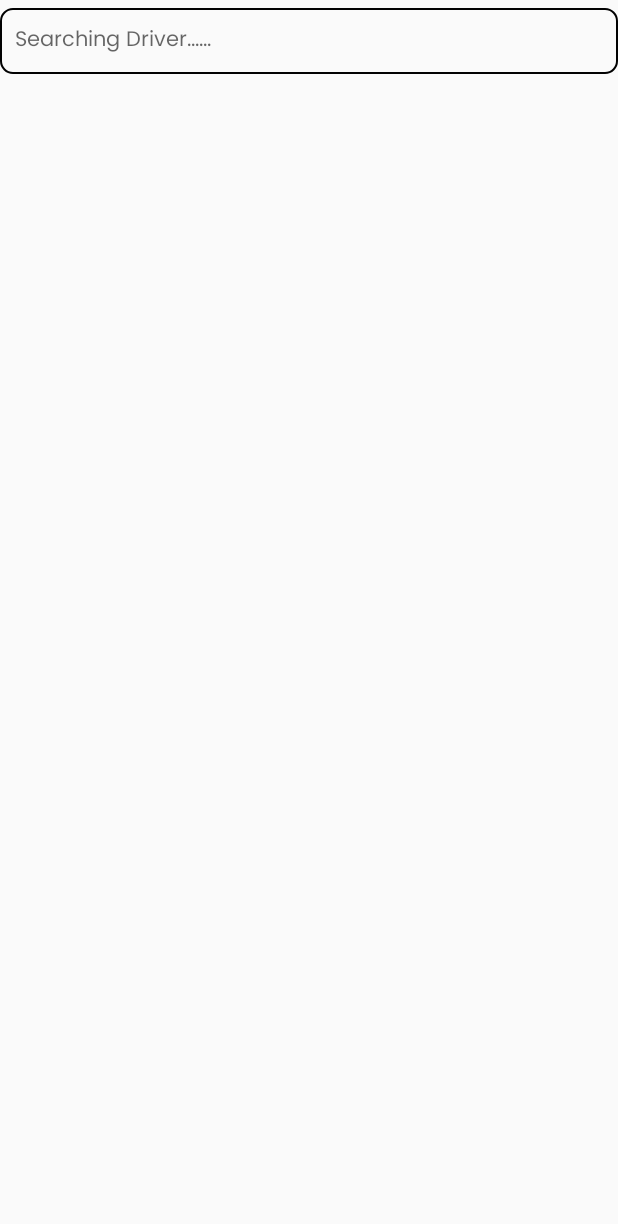
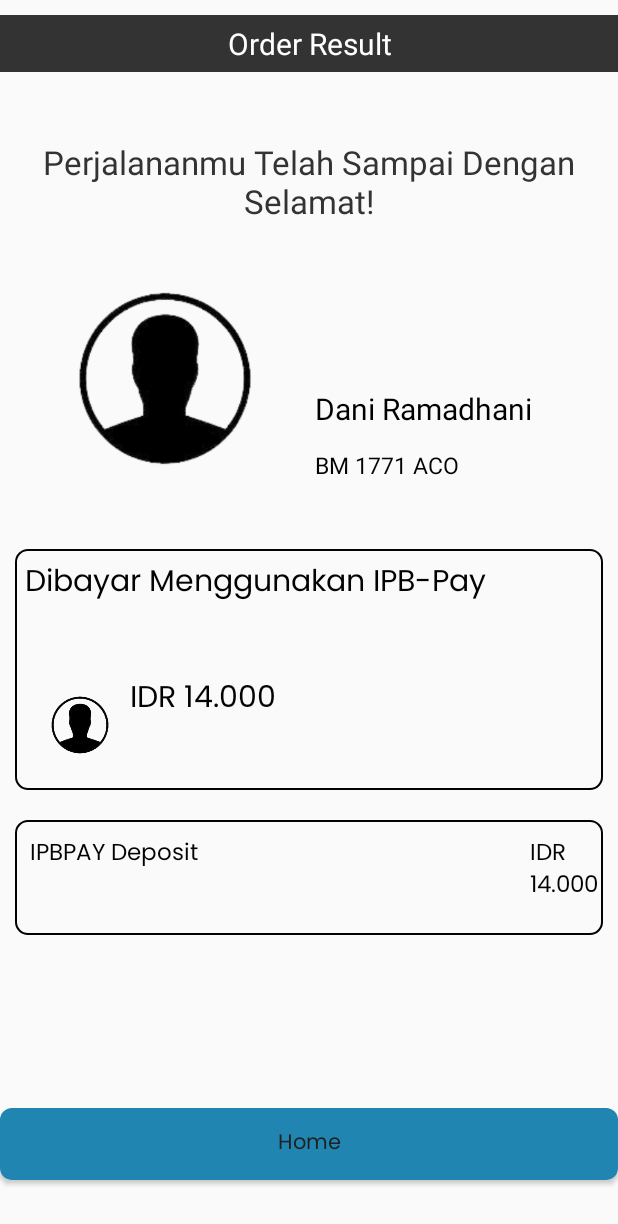
Before and after one commit to ariqlubis/Ojek, an Android app: the layout activity_result.xml on its own in the app's theme, with its tools: preview values and no code run, on a phone screen of 412 x 824 dp. Shown: the top 1224 px of the screen. Run offline under Robolectric (Android 15) with nearby library versions, the phone set to English and light mode, and no system bars.

```diff
--- a/app/src/main/res/layout/activity_result.xml
+++ b/app/src/main/res/layout/activity_result.xml
@@ -1,4 +1,5 @@
 <?xml version="1.0" encoding="utf-8"?>
+
 <LinearLayout xmlns:android="http://schemas.android.com/apk/res/android"
     xmlns:app="http://schemas.android.com/apk/res-auto"
     xmlns:tools="http://schemas.android.com/tools"
@@ -7,21 +8,157 @@
     android:orientation="vertical"
     tools:context=".ui.ResultActivity">
 
-    <TextView
-        style="@style/EditText.PoppinsNormal14sp8D92A3"
+    <LinearLayout
         android:layout_width="match_parent"
         android:layout_height="wrap_content"
-        android:layout_marginTop="5dp"
+        android:background="@drawable/top_bar"
+        android:orientation="vertical"
+        android:padding="5dp"
+        android:layout_marginTop="10dp"
+        tools:ignore="UselessParent">
+
+        <TextView
+            android:layout_width="match_parent"
+            android:layout_height="wrap_content"
+            android:gravity="center"
+            android:text="Order Result"
+            android:textColor="#FFFFFF"
+            android:textSize="20dp" />
+    </LinearLayout>
+
+    <TextView
+        android:id="@+id/textview1"
+        android:layout_width="match_parent"
+        android:layout_height="wrap_content"
+        android:gravity="center"
+        android:paddingTop="45dp"
+        android:text="Perjalananmu Telah Sampai Dengan
+        Selamat!"
+        android:textColor="#333333"
+        android:textFontWeight="500"
+        android:textSize="22dp" />
+
+    <LinearLayout
+        android:layout_width="match_parent"
+        android:layout_height="wrap_content"
+        android:orientation="horizontal"
+        android:layout_margin="10dp">
+        <ImageView
+            android:id="@+id/imageView"
+            android:layout_width="300px"
+            android:layout_height="wrap_content"
+            app:srcCompat="@drawable/driver" />
+        <LinearLayout
+            android:layout_width="match_parent"
+            android:layout_height="wrap_content"
+            android:orientation="vertical">
+                <TextView
+                    android:layout_width="265dp"
+                    android:layout_height="wrap_content"
+                    android:text="Dani Ramadhani"
+                    android:textColor="#000000"
+                    android:textSize="20dp"
+                    android:layout_marginTop="150px"/>
+                <TextView
+                    android:layout_width="265dp"
+                    android:layout_height="wrap_content"
+                    android:text="BM 1771 ACO"
+                    android:textColor="#020202"
+                    android:textSize="15dp"
+                    android:layout_marginTop="20px"
+                    />
+        </LinearLayout>
+    </LinearLayout>
+    <LinearLayout
+        android:layout_width="match_parent"
+        android:layout_height="wrap_content"
+        android:orientation="vertical"
+        android:layout_margin="10dp"
         android:background="@drawable/shape_rectangle_outline_8_020202"
-        android:fontFamily="@font/poppins"
-        android:hint="Searching Driver......"
-        android:inputType="textEmailAddress"
-        android:minHeight="20dp"
+        tools:ignore="UselessParent">
+
+        <TextView
+            android:layout_width="match_parent"
+            android:layout_height="wrap_content"
+            android:text="Dibayar Menggunakan IPB-Pay"
+            android:textColor="#020202"
+            android:textSize="20dp"
+            android:fontFamily="@font/poppins"
+            android:layout_margin="10px"/>
+        <TextView
+            android:layout_width="match_parent"
+            android:layout_height="wrap_content"
+
+            android:textColor="#020202"
+            android:textSize="20dp" />
+
+        <LinearLayout
+            android:layout_width="match_parent"
+            android:layout_height="100px"
+            android:orientation="horizontal"
+            android:layout_margin="10dp">
+            <ImageView
+                android:id="@+id/imageView"
+                android:layout_width="100px"
+                android:layout_height="wrap_content"
+                app:srcCompat="@drawable/driver" />
+            <TextView
+                android:layout_width="match_parent"
+                android:layout_height="wrap_content"
+                android:text="IDR 14.000"
+                android:textColor="#020202"
+                android:textSize="20dp"
+                android:fontFamily="@font/poppins"/>
+        </LinearLayout>
+    </LinearLayout>
+    <LinearLayout
+        android:layout_width="match_parent"
+        android:layout_height="wrap_content"
+        android:orientation="vertical"
+        android:layout_margin="10dp"
+        android:background="@drawable/shape_rectangle_outline_8_020202"
+        tools:ignore="UselessParent">
+        <LinearLayout
+            android:layout_width="match_parent"
+            android:layout_height="100px"
+            android:orientation="horizontal"
+            android:layout_marginTop="10dp"
+            android:layout_marginLeft="10dp">
+            <TextView
+                android:layout_width="500px"
+                android:layout_height="wrap_content"
+                android:text="IPBPAY Deposit"
+                android:textColor="#020202"
+                android:textSize="15dp"
+                android:fontFamily="@font/poppins"
+                />
+            <TextView
+                android:layout_width="match_parent"
+                android:layout_height="wrap_content"
+                android:text="IDR 14.000"
+                android:textColor="#020202"
+                android:textSize="15dp"
+                android:fontFamily="@font/poppins"
+                />
+        </LinearLayout>
+    </LinearLayout>
+    <LinearLayout
+        android:layout_width="match_parent"
+        android:layout_height="wrap_content"
         android:padding="10dp"
-        tools:ignore="Autofill" />
+        android:layout_marginTop="10dp"
+        tools:ignore="UselessParent"
+        android:gravity="end">
 
+    </LinearLayout>
 
-
-
+    <Button
+        android:id="@+id/btnSignIn"
+        style="@style/Button.Primary"
+        android:layout_width="match_parent"
+        android:layout_height="wrap_content"
+        android:layout_marginTop="75dp"
+        android:text="Home"
+        android:textAllCaps="false" />
 
 </LinearLayout>
```
